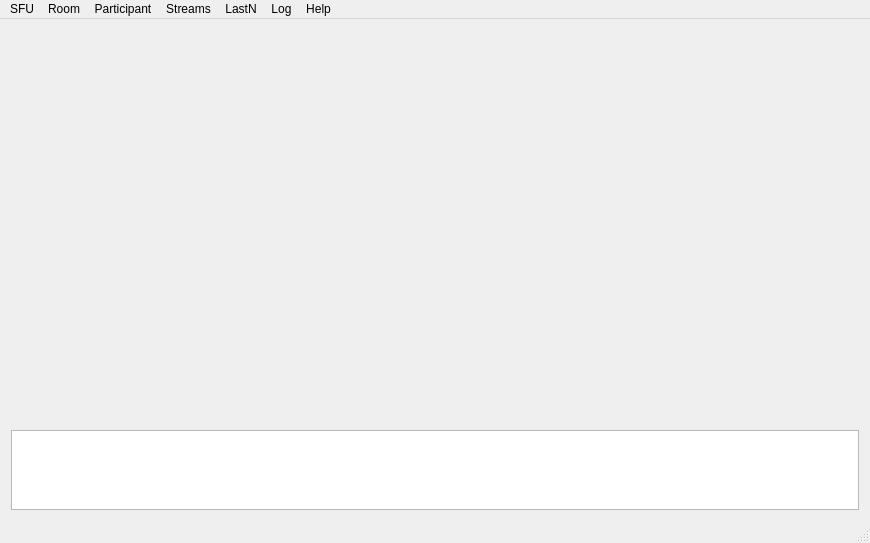
This is ui/mainwindow.ui in hongwei-cosmo/QtDmSfuClient-widget as Qt 5 draws it before an edit. The edited form follows.
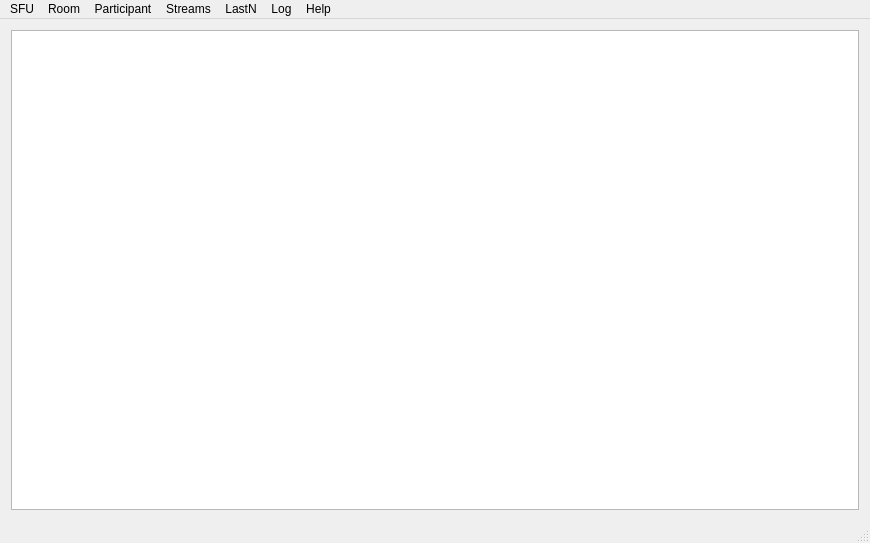
This is the edited form.

```diff
--- a/ui/mainwindow.ui
+++ b/ui/mainwindow.ui
@@ -21,7 +21,7 @@
        <layout class="QVBoxLayout" name="smallVideosLayout"/>
       </item>
       <item>
-       <layout class="QHBoxLayout" name="mainVideoLayout"/>
+       <layout class="QGridLayout" name="mainVideoLayout"/>
       </item>
      </layout>
     </item>
@@ -36,6 +36,9 @@
       <property name="verticalScrollBarPolicy">
        <enum>Qt::ScrollBarAsNeeded</enum>
       </property>
+      <property name="readOnly">
+       <bool>true</bool>
+      </property>
      </widget>
     </item>
    </layout>
```
